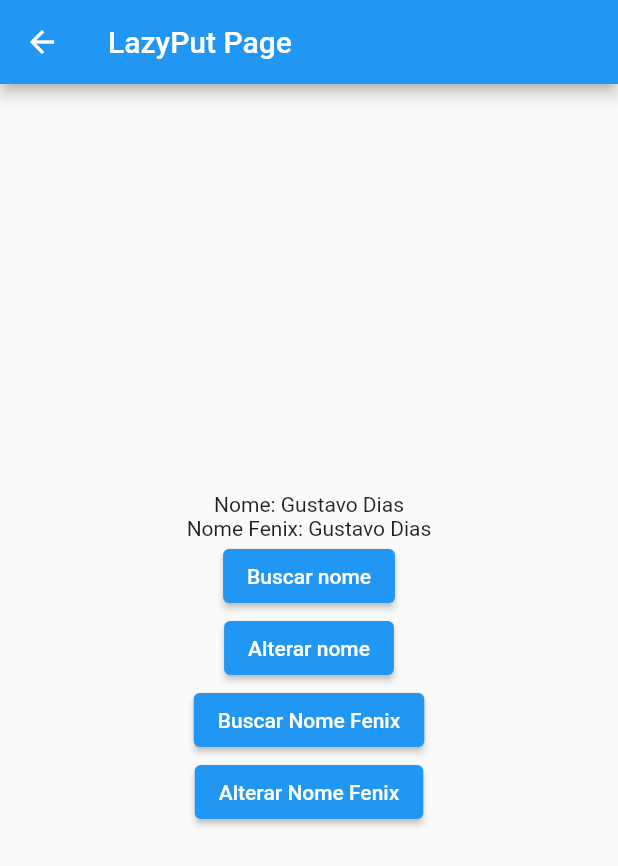
After one commit to 2DevGs/get_dependencias, a Flutter app: the LazyPutPage screen opened by its route, after a tap on "Buscar nome", after a tap on "Buscar Nome Fenix", on a phone screen of 412 x 824 dp. The commit adds this screen. Shown: the top 866 px of the screen. Run offline on Flutter 3.47's test engine with Material 2 defaults, Android fonts, the phone set to English and light mode, and no system bars; our stand-ins replace get.

Commit message:
lazyPut, factory and fenix
Understanding the types of controls of dependency management.

```diff
--- a/lib/main.dart
+++ b/lib/main.dart
@@ -2,6 +2,7 @@ import 'package:flutter/material.dart';
 import 'package:get/get.dart';
 import 'package:get_dependencias/pages/basico/basico_home_page.dart';
 import 'package:get_dependencias/pages/home_page.dart';
+import 'package:get_dependencias/pages/metodos/lazyPut/lazy_put_page.dart';
 import 'package:get_dependencias/pages/metodos/metodos_home_page.dart';
 import 'package:get_dependencias/pages/metodos/put/put_page.dart';
 void main() {
@@ -29,6 +30,10 @@ class MyApp extends StatelessWidget {
               name: '/put',
               page: () => const PutPage(),
             ),
+            GetPage(
+              name: '/lazyPut',
+              page: () => LazyPutPage(),
+            ),
           ],
         ),
       ],
--- /dev/null
+++ b/lib/pages/metodos/lazyPut/lazy_put_controller.dart
@@ -0,0 +1,10 @@
+
+class LazyPutController {
+
+  String nome = 'Gustavo Dias';
+
+  LazyPutController(){
+    print('LazyPutFenixController foi inicializado!!!!!!!!!!!!!!!!!!');
+  }
+
+}
--- /dev/null
+++ b/lib/pages/metodos/lazyPut/lazy_put_fenix_controller.dart
@@ -0,0 +1,10 @@
+
+class LazyPutFenixController {
+
+  String nome = 'Gustavo Dias';
+
+  LazyPutFenixController(){
+    print('LazyPutController foi inicializado!!!!!!!!!!!!!!!!!!');
+  }
+
+}
--- /dev/null
+++ b/lib/pages/metodos/lazyPut/lazy_put_page.dart
@@ -0,0 +1,70 @@
+import 'package:flutter/material.dart';
+import 'package:get/get.dart';
+import 'package:get_dependencias/pages/metodos/lazyPut/lazy_put_controller.dart';
+import 'package:get_dependencias/pages/metodos/lazyPut/lazy_put_fenix_controller.dart';
+
+class LazyPutPage extends StatefulWidget {
+
+  LazyPutPage({ super.key }){
+    Get.lazyPut(() => LazyPutController());
+    Get.lazyPut(() => LazyPutFenixController(), fenix: true);
+    // Get.put(LazyPutFenixController(), permanent: true);
+  }
+
+  @override
+  State<LazyPutPage> createState() => _LazyPutPageState();
+}
+
+class _LazyPutPageState extends State<LazyPutPage> {
+
+  String nome = '';
+  String nomeFenix = '';
+
+  @override
+  Widget build(BuildContext context) {
+    return Scaffold(
+      appBar: AppBar(title: const Text('LazyPut Page'),),
+      body: Center(
+        child: Column(
+          mainAxisAlignment: MainAxisAlignment.center,
+          children: [
+            Text('Nome: $nome'),
+            Text('Nome Fenix: $nomeFenix'),
+            ElevatedButton(
+              onPressed: (){
+                final controller = Get.find<LazyPutController>();
+                setState(() {
+                  nome = controller.nome;
+                });
+              },
+              child: const Text('Buscar nome'),
+            ),
+            ElevatedButton(
+              onPressed: (){
+                final controller = Get.find<LazyPutController>();
+                controller.nome = 'Jornada GetX';
+              },
+              child: const Text('Alterar nome'),
+            ),
+            ElevatedButton(
+              onPressed: (){
+                final controller = Get.find<LazyPutFenixController>();
+                setState(() {
+                  nomeFenix = controller.nome;
+                });
+              },
+              child: const Text('Buscar Nome Fenix'),
+            ),
+            ElevatedButton(
+              onPressed: (){
+                final controller = Get.find<LazyPutFenixController>();
+                controller.nome = 'Jornada GetX Fenix';
+              },
+              child: const Text('Alterar Nome Fenix'),
+            ),
+          ],
+        ),
+      ),
+    );
+  }
+}
--- a/lib/pages/metodos/metodos_home_page.dart
+++ b/lib/pages/metodos/metodos_home_page.dart
@@ -18,6 +18,12 @@ class MetodosHomePage extends StatelessWidget {
               },
               child: const Text('Put'),
             ),
+            ElevatedButton(
+              onPressed: () {
+                Navigator.of(context).pushNamed('/metodos/lazyPut');
+              },
+              child: const Text('lazyPut'),
+            ),
           ],
         ),
       ),
```
